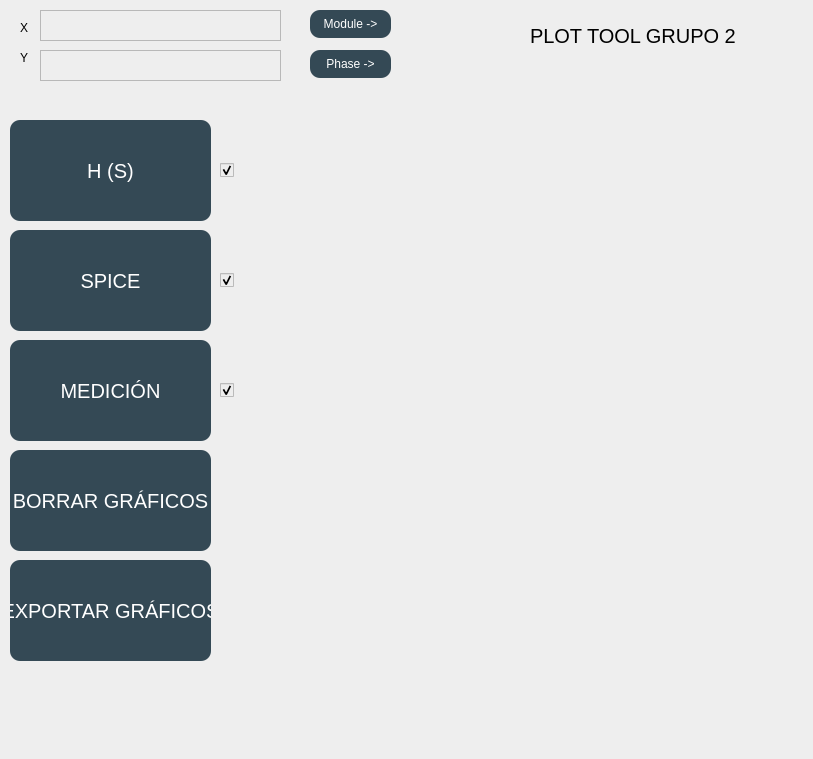
First picture: the form in PycharmProjects/TC1/tcDesign.ui, repository scheinpablo/BodeGrapher, before the edit.
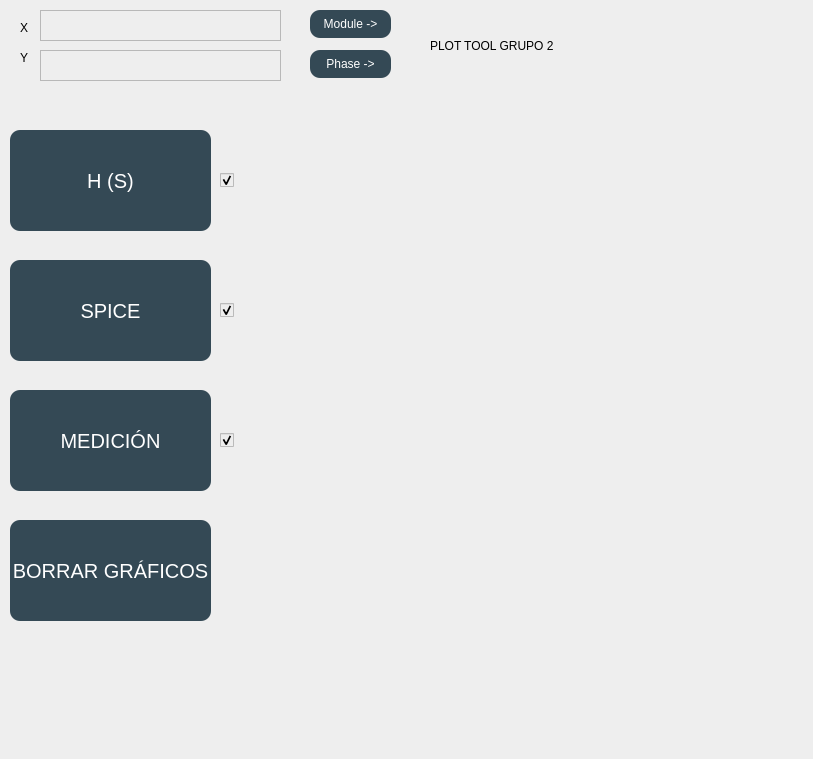
Second picture: the form after the edit. Custom widgets are drawn as their Qt base class.

Diff of the .ui file:
```diff
--- a/PycharmProjects/TC1/tcDesign.ui
+++ b/PycharmProjects/TC1/tcDesign.ui
@@ -24,7 +24,7 @@
     <property name="geometry">
      <rect>
       <x>10</x>
-      <y>120</y>
+      <y>130</y>
       <width>201</width>
       <height>101</height>
      </rect>
@@ -44,7 +44,7 @@
     <property name="geometry">
      <rect>
       <x>10</x>
-      <y>230</y>
+      <y>260</y>
       <width>201</width>
       <height>101</height>
      </rect>
@@ -63,7 +63,7 @@
     <property name="geometry">
      <rect>
       <x>10</x>
-      <y>340</y>
+      <y>390</y>
       <width>201</width>
       <height>101</height>
      </rect>
@@ -82,9 +82,9 @@
     <property name="geometry">
      <rect>
       <x>250</x>
-      <y>120</y>
+      <y>90</y>
       <width>531</width>
-      <height>261</height>
+      <height>300</height>
      </rect>
     </property>
     <property name="styleSheet">
@@ -96,9 +96,9 @@
     <property name="geometry">
      <rect>
       <x>250</x>
-      <y>390</y>
+      <y>400</y>
       <width>531</width>
-      <height>311</height>
+      <height>300</height>
      </rect>
     </property>
    </widget>
@@ -106,7 +106,7 @@
     <property name="geometry">
      <rect>
       <x>10</x>
-      <y>450</y>
+      <y>520</y>
       <width>201</width>
       <height>101</height>
      </rect>
@@ -150,14 +150,15 @@
    <widget class="QLabel" name="label_3">
     <property name="geometry">
      <rect>
-      <x>530</x>
-      <y>0</y>
-      <width>221</width>
+      <x>430</x>
+      <y>10</y>
+      <width>331</width>
       <height>71</height>
      </rect>
     </property>
     <property name="styleSheet">
-     <string notr="true">font-size:20px
+     <string notr="true">
+font: 75 italic 22pt &quot;Tw Cen MT&quot;;
 </string>
     </property>
     <property name="text">
@@ -202,25 +203,6 @@
      <string>Module -&gt;</string>
     </property>
    </widget>
-   <widget class="QPushButton" name="exportButton">
-    <property name="geometry">
-     <rect>
-      <x>10</x>
-      <y>560</y>
-      <width>201</width>
-      <height>101</height>
-     </rect>
-    </property>
-    <property name="styleSheet">
-     <string notr="true">background: rgb(52,73,85);
-color:rgb(255,255,255);
-border-radius: 10px;
-font-size:20px;</string>
-    </property>
-    <property name="text">
-     <string>EXPORTAR GRÁFICOS</string>
-    </property>
-   </widget>
    <widget class="QPushButton" name="changePhaseLabels">
     <property name="geometry">
      <rect>
@@ -243,7 +225,7 @@
     <property name="geometry">
      <rect>
       <x>220</x>
-      <y>160</y>
+      <y>170</y>
       <width>21</width>
       <height>20</height>
      </rect>
@@ -259,7 +241,7 @@
     <property name="geometry">
      <rect>
       <x>220</x>
-      <y>270</y>
+      <y>300</y>
       <width>21</width>
       <height>20</height>
      </rect>
@@ -275,7 +257,7 @@
     <property name="geometry">
      <rect>
       <x>220</x>
-      <y>380</y>
+      <y>430</y>
       <width>21</width>
       <height>20</height>
      </rect>
```
